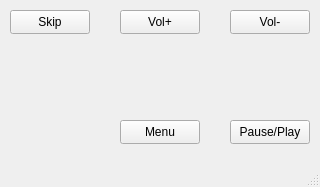
The window that HAL/Simulator/p3-u3-w-sim/mainwindow.ui (IsaacNorris/p3-u3-w) describes before a commit, drawn with Qt 5.
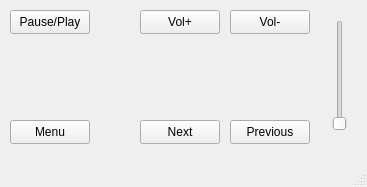
The same window after the commit.

Commit message: rethought how the buttons will be laid out. added conversion and battery monitoring.

The edit to the form file:
```diff
--- a/HAL/Simulator/p3-u3-w-sim/mainwindow.ui
+++ b/HAL/Simulator/p3-u3-w-sim/mainwindow.ui
@@ -6,7 +6,7 @@
    <rect>
     <x>0</x>
     <y>0</y>
-    <width>320</width>
+    <width>367</width>
     <height>187</height>
    </rect>
   </property>
@@ -17,8 +17,8 @@
    <widget class="QPushButton" name="pb_pausePlay">
     <property name="geometry">
      <rect>
-      <x>230</x>
-      <y>120</y>
+      <x>10</x>
+      <y>10</y>
       <width>80</width>
       <height>24</height>
      </rect>
@@ -30,7 +30,7 @@
    <widget class="QPushButton" name="pb_volP">
     <property name="geometry">
      <rect>
-      <x>120</x>
+      <x>140</x>
       <y>10</y>
       <width>80</width>
       <height>24</height>
@@ -56,20 +56,20 @@
    <widget class="QPushButton" name="pb_Skip">
     <property name="geometry">
      <rect>
-      <x>10</x>
-      <y>10</y>
+      <x>140</x>
+      <y>120</y>
       <width>80</width>
       <height>24</height>
      </rect>
     </property>
     <property name="text">
-     <string>Skip</string>
+     <string>Next</string>
     </property>
    </widget>
    <widget class="QPushButton" name="pb_menu">
     <property name="geometry">
      <rect>
-      <x>120</x>
+      <x>10</x>
       <y>120</y>
       <width>80</width>
       <height>24</height>
@@ -79,6 +79,32 @@
      <string>Menu</string>
     </property>
    </widget>
+   <widget class="QPushButton" name="pb_previous">
+    <property name="geometry">
+     <rect>
+      <x>230</x>
+      <y>120</y>
+      <width>80</width>
+      <height>24</height>
+     </rect>
+    </property>
+    <property name="text">
+     <string>Previous</string>
+    </property>
+   </widget>
+   <widget class="QSlider" name="s_battery">
+    <property name="geometry">
+     <rect>
+      <x>330</x>
+      <y>20</y>
+      <width>20</width>
+      <height>111</height>
+     </rect>
+    </property>
+    <property name="orientation">
+     <enum>Qt::Orientation::Vertical</enum>
+    </property>
+   </widget>
   </widget>
   <widget class="QMenuBar" name="menubar">
    <property name="geometry">
```
Left out of the diff: 4 changed lines with no effect on the pictures. The commit also changes 6 other files.
